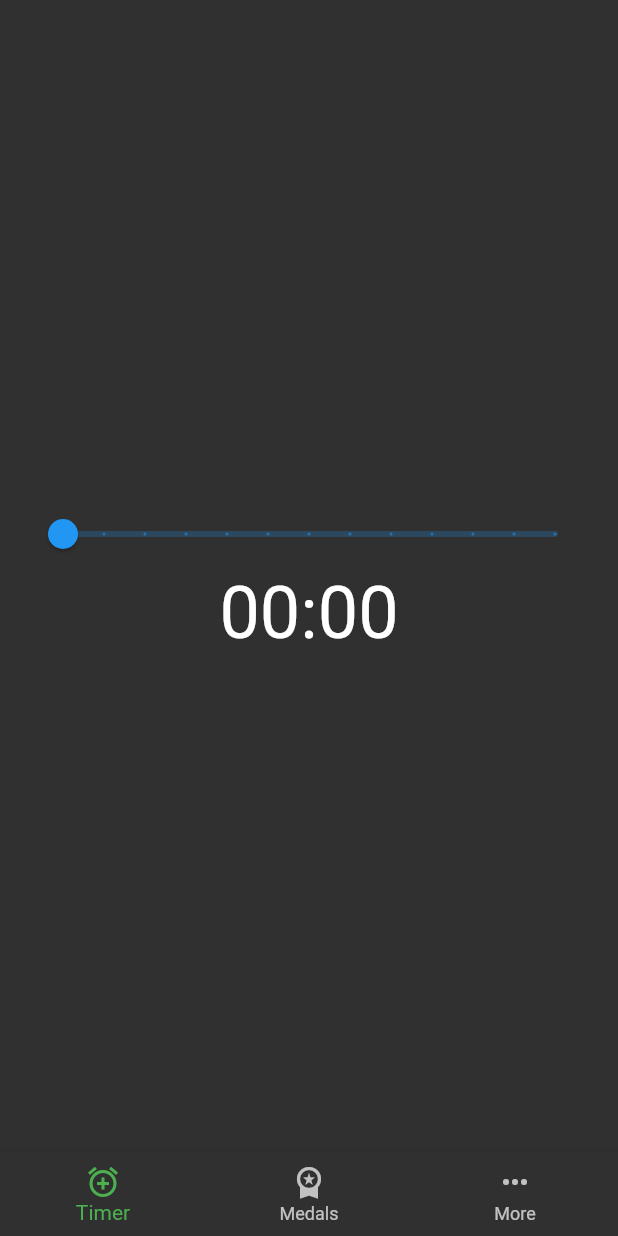
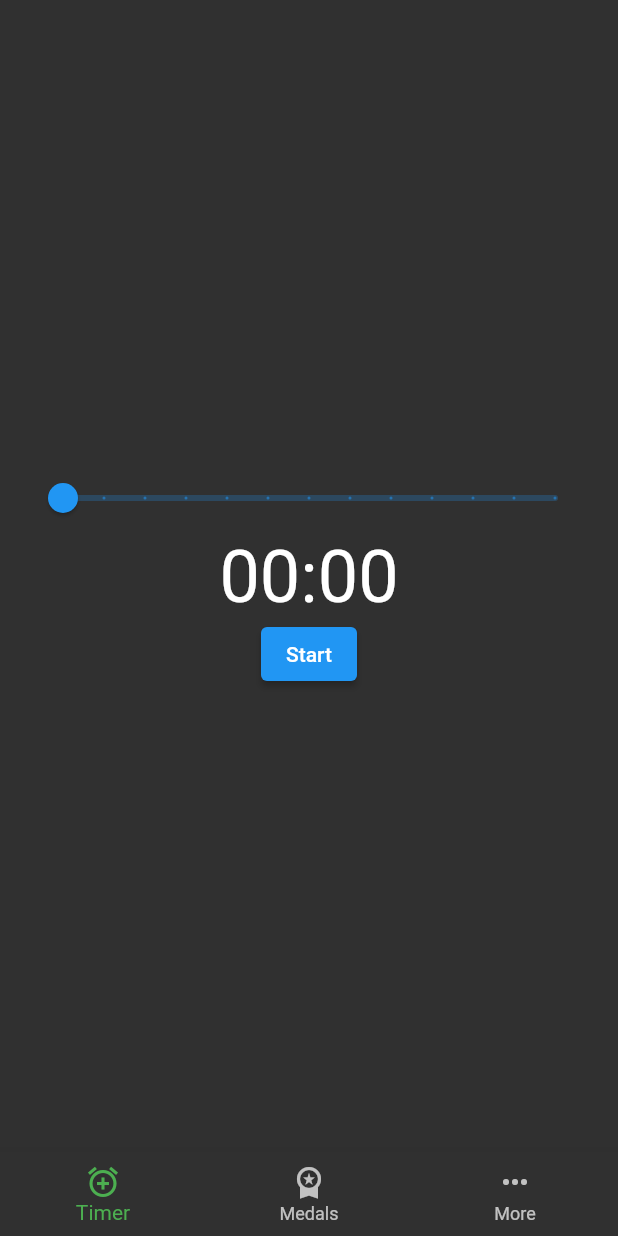
Before and after one commit to WojDob/FocuMoji, a Flutter app: the screen it shows after launch, on a phone screen of 412 x 824 dp. Run offline on Flutter 3.47's test engine with Material 2 defaults, Android fonts, the phone set to English and light mode, and no system bars; our stand-ins replace google_fonts.

Commit message:
Add start button

```diff
--- a/lib/models/timer_manager.dart
+++ b/lib/models/timer_manager.dart
@@ -11,7 +11,9 @@ class TimerManager extends ChangeNotifier {
   int get seconds => _seconds;
 
   void setTimer(int minutes) {
+    _timer?.cancel();
     _remaining = 60 * minutes;
+    _setDigits(_remaining);
     notifyListeners();
   }
 
--- a/lib/screens/timer_screen.dart
+++ b/lib/screens/timer_screen.dart
@@ -27,6 +27,10 @@ class TimerScreen extends StatelessWidget {
                 '${timerProvider.minutes.toString().padLeft(2, '0')}:${timerProvider.seconds.toString().padLeft(2, '0')}',
                 style: TextStyle(fontSize: 48),
               ),
+              ElevatedButton(
+                child: Text("Start"),
+                onPressed: () => timerProvider.startTimer(),
+              )
             ],
           ),
         ),
```
Also changed, not shown: 1 other file.
